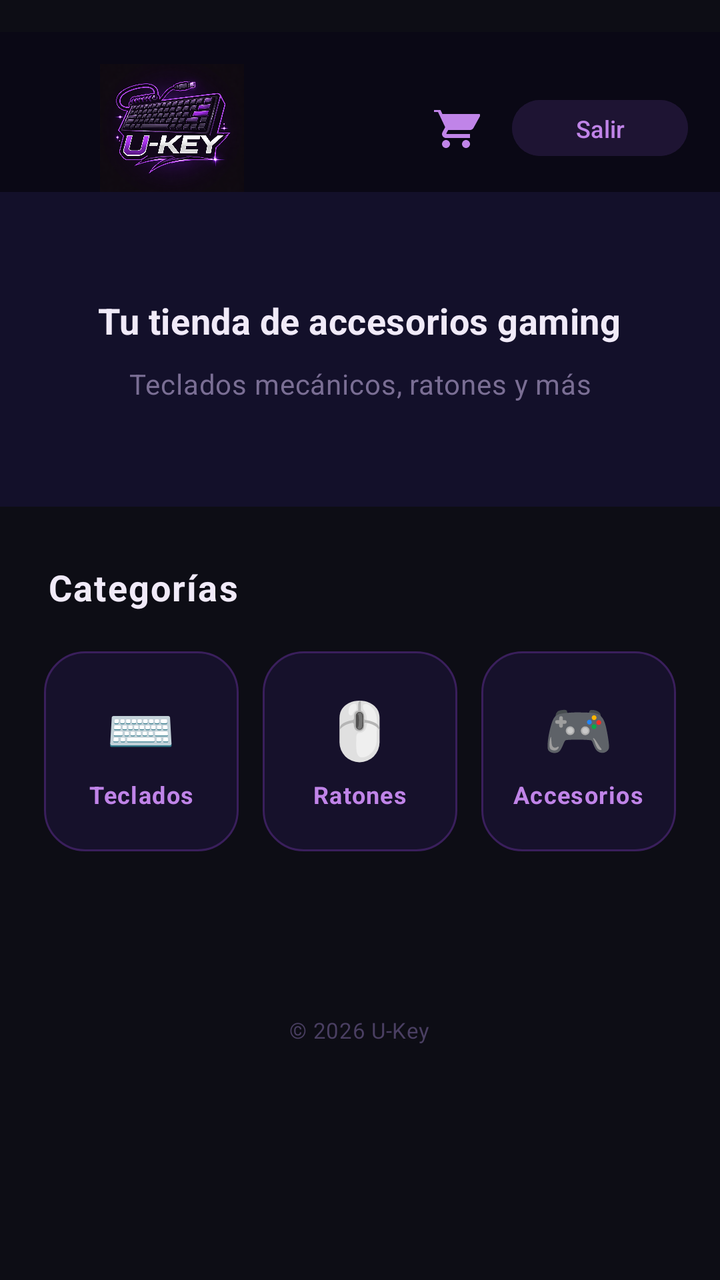
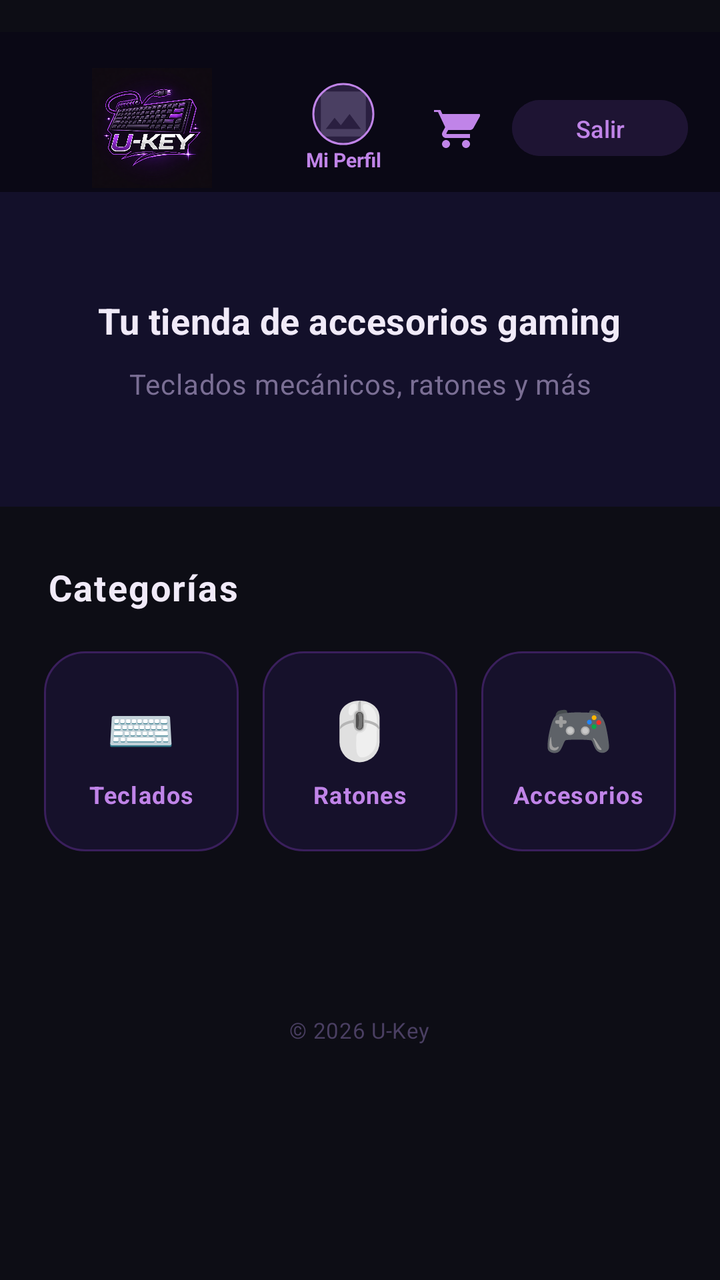

An Android layout rendered at two revisions. The XML below is the earlier revision; the diff shows what the commit changed to produce the second picture.
<!-- AndroidManifest.xml: activity theme Theme.LoginLayout -->
<!-- res/layout/activity_home.xml -->
<?xml version="1.0" encoding="utf-8"?>
<ScrollView
    xmlns:android="http://schemas.android.com/apk/res/android"
    android:layout_width="match_parent"
    android:layout_height="match_parent"
    android:background="#0D0D15">

    <LinearLayout
        android:layout_width="match_parent"
        android:layout_height="wrap_content"
        android:orientation="vertical">

        
        <LinearLayout
            android:layout_width="match_parent"
            android:layout_height="80dp"
            android:orientation="horizontal"
            android:gravity="center_vertical"
            android:paddingStart="16dp"
            android:paddingEnd="16dp"
            android:paddingTop="16dp"
            android:layout_marginTop="16dp"
            android:background="#0A0815">

            <ImageView
                android:id="@+id/imageViewLogo"
                android:layout_width="140dp"
                android:layout_height="72dp"
                android:src="@drawable/logo_ukey"
                android:contentDescription="Logo U-KEY" />

            <View
                android:layout_width="0dp"
                android:layout_height="0dp"
                android:layout_weight="1" />

            
            <FrameLayout
                android:layout_width="wrap_content"
                android:layout_height="wrap_content"
                android:layout_marginEnd="8dp">

                <ImageButton
                    android:id="@+id/btnCarrito"
                    android:layout_width="40dp"
                    android:layout_height="40dp"
                    android:src="@drawable/ic_cart"
                    android:background="?attr/selectableItemBackgroundBorderless"
                    android:contentDescription="Ir al carrito" />

                <TextView
                    android:id="@+id/tvCarritoBadge"
                    android:layout_width="18dp"
                    android:layout_height="18dp"
                    android:layout_gravity="top|end"
                    android:background="@drawable/badge_background"
                    android:gravity="center"
                    android:text="0"
                    android:textColor="#FFFFFF"
                    android:textSize="10sp"
                    android:textStyle="bold"
                    android:visibility="gone" />
            </FrameLayout>

            <Button
                android:id="@+id/btnCerrarSesion"
                android:layout_width="wrap_content"
                android:layout_height="36dp"
                android:text="Salir"
                android:textSize="12sp"
                android:textColor="#C084E8"
                android:backgroundTint="#1E1433"
                android:stateListAnimator="@null" />

        </LinearLayout>

        
        <LinearLayout
            android:layout_width="match_parent"
            android:layout_height="wrap_content"
            android:orientation="vertical"
            android:gravity="center"
            android:paddingTop="52dp"
            android:paddingBottom="52dp"
            android:paddingStart="32dp"
            android:paddingEnd="32dp"
            android:background="#13102A">

            <TextView
                android:layout_width="wrap_content"
                android:layout_height="wrap_content"
                android:text="Tu tienda de accesorios gaming"
                android:textColor="#F0EAF8"
                android:textSize="18sp"
                android:textStyle="bold"
                android:letterSpacing="0.01"
                android:gravity="center"
                android:maxLines="1" />

            <TextView
                android:layout_width="wrap_content"
                android:layout_height="wrap_content"
                android:text="Teclados mecánicos, ratones y más"
                android:textColor="#7A6E94"
                android:textSize="14sp"
                android:letterSpacing="0.02"
                android:layout_marginTop="10dp"
                android:gravity="center" />

        </LinearLayout>

        
        <TextView
            android:layout_width="wrap_content"
            android:layout_height="wrap_content"
            android:text="Categorías"
            android:textColor="#F0EAF8"
            android:textSize="18sp"
            android:textStyle="bold"
            android:letterSpacing="0.04"
            android:layout_marginStart="24dp"
            android:layout_marginTop="28dp"
            android:layout_marginBottom="14dp" />

        
        <LinearLayout
            android:layout_width="match_parent"
            android:layout_height="wrap_content"
            android:orientation="horizontal"
            android:paddingStart="16dp"
            android:paddingEnd="16dp"
            android:weightSum="3">

            
            <LinearLayout
                android:id="@+id/categoryTeclados"
                android:layout_width="0dp"
                android:layout_height="100dp"
                android:layout_weight="1"
                android:layout_margin="6dp"
                android:orientation="vertical"
                android:gravity="center"
                android:background="@drawable/card_background"
                android:clickable="true"
                android:focusable="true"
                android:foreground="?attr/selectableItemBackgroundBorderless">

                <TextView
                    android:layout_width="wrap_content"
                    android:layout_height="wrap_content"
                    android:text="⌨️"
                    android:textSize="28sp" />

                <TextView
                    android:layout_width="wrap_content"
                    android:layout_height="wrap_content"
                    android:text="Teclados"
                    android:textColor="#C084E8"
                    android:textSize="12sp"
                    android:textStyle="bold"
                    android:letterSpacing="0.04"
                    android:layout_marginTop="6dp" />

            </LinearLayout>

            
            <LinearLayout
                android:id="@+id/categoryRatones"
                android:layout_width="0dp"
                android:layout_height="100dp"
                android:layout_weight="1"
                android:layout_margin="6dp"
                android:orientation="vertical"
                android:gravity="center"
                android:background="@drawable/card_background"
                android:clickable="true"
                android:focusable="true"
                android:foreground="?attr/selectableItemBackgroundBorderless">

                <TextView
                    android:layout_width="wrap_content"
                    android:layout_height="wrap_content"
                    android:text="🖱️"
                    android:textSize="28sp" />

                <TextView
                    android:layout_width="wrap_content"
                    android:layout_height="wrap_content"
                    android:text="Ratones"
                    android:textColor="#C084E8"
                    android:textSize="12sp"
                    android:textStyle="bold"
                    android:letterSpacing="0.04"
                    android:layout_marginTop="6dp" />

            </LinearLayout>

            
            <LinearLayout
                android:id="@+id/categoryAccesorios"
                android:layout_width="0dp"
                android:layout_height="100dp"
                android:layout_weight="1"
                android:layout_margin="6dp"
                android:orientation="vertical"
                android:gravity="center"
                android:background="@drawable/card_background"
                android:clickable="true"
                android:focusable="true"
                android:foreground="?attr/selectableItemBackgroundBorderless">

                <TextView
                    android:layout_width="wrap_content"
                    android:layout_height="wrap_content"
                    android:text="🎮"
                    android:textSize="28sp" />

                <TextView
                    android:layout_width="wrap_content"
                    android:layout_height="wrap_content"
                    android:text="Accesorios"
                    android:textColor="#C084E8"
                    android:textSize="12sp"
                    android:textStyle="bold"
                    android:letterSpacing="0.04"
                    android:layout_marginTop="6dp" />

            </LinearLayout>

        </LinearLayout>

        
        <FrameLayout
            android:id="@+id/fragmentContainer"
            android:layout_width="match_parent"
            android:layout_height="wrap_content"
            android:layout_marginTop="28dp" />

        
        <TextView
            android:layout_width="wrap_content"
            android:layout_height="wrap_content"
            android:text="© 2026 U-Key"
            android:textColor="#4A3F62"
            android:textSize="11sp"
            android:letterSpacing="0.02"
            android:gravity="center"
            android:layout_gravity="center"
            android:layout_marginTop="48dp"
            android:layout_marginBottom="28dp" />

    </LinearLayout>

</ScrollView>
<!-- resources referenced by this layout -->
<resources>
  <!-- drawable badge_background (drawable) -->
  <?xml version="1.0" encoding="utf-8"?>
  <shape xmlns:android="http://schemas.android.com/apk/res/android"
      android:shape="oval">
      <solid android:color="#FF4081" />
      <size
          android:width="18dp"
          android:height="18dp" />
  </shape>
  <!-- drawable card_background (drawable) -->
  <?xml version="1.0" encoding="utf-8"?>
  <shape xmlns:android="http://schemas.android.com/apk/res/android">
      <solid android:color="#16112B" />
      <corners android:radius="20dp" />
      <stroke android:width="1dp" android:color="#3A1F5C" />
  </shape>
  <!-- drawable ic_cart (drawable) -->
  <?xml version="1.0" encoding="utf-8"?>
  <vector xmlns:android="http://schemas.android.com/apk/res/android"
      android:width="24dp"
      android:height="24dp"
      android:viewportWidth="24"
      android:viewportHeight="24">
      <path
          android:fillColor="#C084E8"
          android:pathData="M7,18c-1.1,0 -1.99,0.9 -1.99,2S5.9,22 7,22s2,-0.9 2,-2S8.1,18 7,18zM1,2v2h2l3.6,7.59 -1.35,2.45C5.1,14.32 5,14.65 5,15c0,1.1 0.9,2 2,2h12v-2H7.42c-0.14,0 -0.25,-0.11 -0.25,-0.25l0.03,-0.12 0.9,-1.63H19c0.75,0 1.41,-0.41 1.75,-1.03l3.58,-6.49C24.42,5.5 24.04,5 23.5,5H5.21l-0.94,-2H1zM17,18c-1.1,0 -1.99,0.9 -1.99,2S15.9,22 17,22s2,-0.9 2,-2S18.1,18 17,18z" />
  </vector>
  <!-- drawable logo_ukey: png bitmap (drawable, 758951 bytes) -->
  <style name="Theme.LoginLayout" parent="Theme.Material3.Dark.NoActionBar">
          <item name="colorPrimary">#A020F0</item>
          <item name="colorOnPrimary">#FFFFFF</item>
          <item name="colorSurface">#0D0D15</item>
          <item name="colorOnSurface">#FFFFFF</item>
          <item name="textInputStyle">@style/Widget.Material3.TextInputLayout.OutlinedBox</item>
      </style>
</resources>

<!-- the commit's change to res/layout/activity_home.xml (unified diff, before → after) -->
@@ -1,6 +1,7 @@
 <?xml version="1.0" encoding="utf-8"?>
 <ScrollView
     xmlns:android="http://schemas.android.com/apk/res/android"
+    xmlns:app="http://schemas.android.com/apk/res-auto"
     android:layout_width="match_parent"
     android:layout_height="match_parent"
     android:background="#0D0D15">
@@ -24,10 +25,47 @@
 
             <ImageView
                 android:id="@+id/imageViewLogo"
-                android:layout_width="140dp"
-                android:layout_height="72dp"
+                android:layout_width="120dp"
+                android:layout_height="60dp"
                 android:src="@drawable/logo_ukey"
                 android:contentDescription="Logo U-KEY" />
+
+            <View
+                android:layout_width="0dp"
+                android:layout_height="0dp"
+                android:layout_weight="1" />
+
+            
+            <LinearLayout
+                android:id="@+id/btnPerfil"
+                android:layout_width="wrap_content"
+                android:layout_height="wrap_content"
+                android:orientation="vertical"
+                android:gravity="center"
+                android:clickable="true"
+                android:focusable="true"
+                android:background="?attr/selectableItemBackgroundBorderless"
+                android:padding="4dp">
+
+                <com.google.android.material.imageview.ShapeableImageView
+                    android:id="@+id/ivPerfilMini"
+                    android:layout_width="32dp"
+                    android:layout_height="32dp"
+                    android:src="@drawable/ic_producto_placeholder"
+                    android:scaleType="centerCrop"
+                    app:shapeAppearanceOverlay="@style/CircleImage"
+                    android:padding="1dp"
+                    app:strokeColor="#C084E8"
+                    app:strokeWidth="1dp" />
+
+                <TextView
+                    android:layout_width="wrap_content"
+                    android:layout_height="wrap_content"
+                    android:text="Mi Perfil"
+                    android:textColor="#C084E8"
+                    android:textSize="10sp"
+                    android:textStyle="bold" />
+            </LinearLayout>
 
             <View
                 android:layout_width="0dp"
<!-- resource entries referenced after the edit -->
@@ -27,7 +27,24 @@
           android:fillColor="#C084E8"
           android:pathData="M7,18c-1.1,0 -1.99,0.9 -1.99,2S5.9,22 7,22s2,-0.9 2,-2S8.1,18 7,18zM1,2v2h2l3.6,7.59 -1.35,2.45C5.1,14.32 5,14.65 5,15c0,1.1 0.9,2 2,2h12v-2H7.42c-0.14,0 -0.25,-0.11 -0.25,-0.25l0.03,-0.12 0.9,-1.63H19c0.75,0 1.41,-0.41 1.75,-1.03l3.58,-6.49C24.42,5.5 24.04,5 23.5,5H5.21l-0.94,-2H1zM17,18c-1.1,0 -1.99,0.9 -1.99,2S15.9,22 17,22s2,-0.9 2,-2S18.1,18 17,18z" />
   </vector>
+  <!-- drawable ic_producto_placeholder (drawable) -->
+  <?xml version="1.0" encoding="utf-8"?>
+  <vector xmlns:android="http://schemas.android.com/apk/res/android"
+      android:width="60dp"
+      android:height="60dp"
+      android:viewportWidth="24"
+      android:viewportHeight="24">
+      <path
+          android:fillColor="#2A1F40"
+          android:pathData="M0,0h24v24H0z"/>
+      <path
+          android:fillColor="#4A3F62"
+          android:pathData="M21,19V5c0,-1.1 -0.9,-2 -2,-2H5c-1.1,0 -2,0.9 -2,2v14c0,1.1 0.9,2 2,2h14c1.1,0 2,-0.9 2,-2zM8.5,13.5l2.5,3.01L14.5,12l4.5,6H5l3.5,-4.5z"/>
+  </vector>
   <!-- drawable logo_ukey: png bitmap (drawable, 758951 bytes) -->
+  <style name="CircleImage">
+          <item name="cornerSize">50%</item>
+      </style>
   <style name="Theme.LoginLayout" parent="Theme.Material3.Dark.NoActionBar">
           <item name="colorPrimary">#A020F0</item>
           <item name="colorOnPrimary">#FFFFFF</item>
